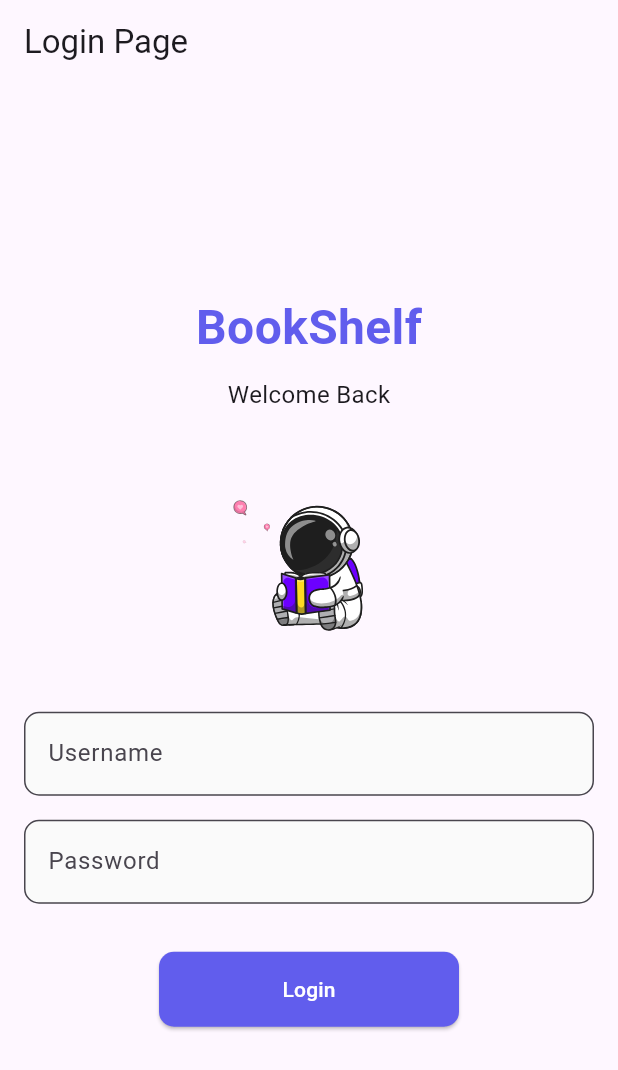
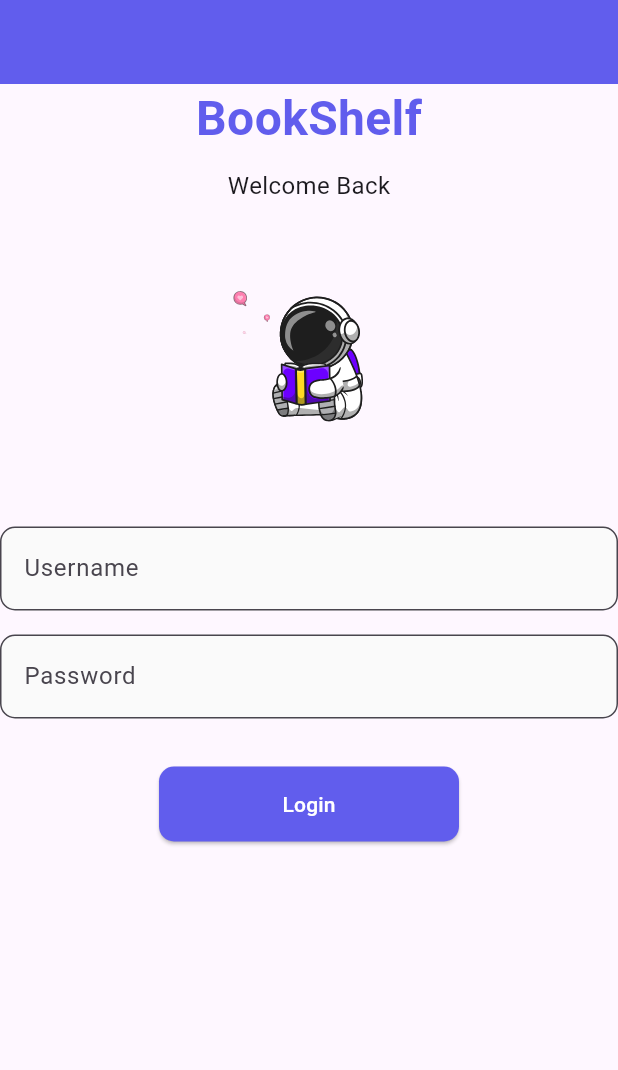
Before and after one commit to NoelSaludo/FlutterAnimationDemo, a Flutter app: the screen it shows after launch, on a phone screen of 412 x 824 dp. Shown: the top 1070 px of the screen. Run offline on Flutter 3.47's test engine with Material 3 defaults, Android fonts, the phone set to English and light mode, and no system bars; our stand-ins replace lottie.

Commit message:
feat: Refactor LoginPage and add modular components for improved structure

```diff
--- a/lib/App.dart
+++ b/lib/App.dart
@@ -11,7 +11,7 @@ class App extends StatelessWidget {
       theme: ThemeData(
         colorScheme: ColorScheme.fromSeed(seedColor: Colors.deepPurple),
       ),
-      home: const LoginPage(),
+      home:LoginPage(),
     );
   }
 }
--- a/lib/Pages/LoginPage.dart
+++ b/lib/Pages/LoginPage.dart
@@ -1,34 +1,31 @@
 import 'package:flutter/material.dart';
-import 'package:flutteranimationdemo/utils/PageNavigator.dart';
-import 'package:lottie/lottie.dart';
+import 'package:flutteranimationdemo/Widget/LoginTitle.dart';
+import 'package:flutteranimationdemo/Widget/LoginWelcomeText.dart';
+import 'package:flutteranimationdemo/Widget/LoginLottieAnimation.dart';
+import 'package:flutteranimationdemo/Widget/LoginUsernameField.dart';
+import 'package:flutteranimationdemo/Widget/LoginPasswordField.dart';
+import 'package:flutteranimationdemo/Widget/LoginButton.dart';
 
-class LoginPage extends StatefulWidget {
-  const LoginPage({super.key});
+class LoginPage extends StatelessWidget {
+  final TextEditingController usernameController = TextEditingController();
+  final TextEditingController passwordController = TextEditingController();
 
-  @override
-  State<LoginPage> createState() => _LoginPageState();
-}
-
-class _LoginPageState extends State<LoginPage> {
-  TextEditingController usernameController = TextEditingController();
-  TextEditingController passwordController = TextEditingController();
-
-  final double size = 200.0;
+  void handleLogin(BuildContext context) {
+    // Handle your login logic here
+    // For example, you might want to call an authentication service
+    // and then navigate to another page on success
+    ScaffoldMessenger.of(context).showSnackBar(SnackBar(content: Text("Login Successful")));
+  }
 
   @override
   Widget build(BuildContext context) {
     return Scaffold(
-      appBar: AppBar(title: Text("Login Page")),
-      body: _buildBody(context),
+      appBar: AppBar(
+        backgroundColor: const Color.fromRGBO(97, 93, 237, 1.0),
+      ),
+      resizeToAvoidBottomInset: false,
+      body: SingleChildScrollView(child: _buildContent(context)),
     );
-  }
-
-  Widget _buildBody(BuildContext context) {
-    return Center(child: _Padding16(_buildContent(context)));
-  }
-
-  Widget _Padding16(Widget child) {
-    return Padding(padding: EdgeInsetsGeometry.all(16.0), child: child);
   }
 
   Widget _buildContent(BuildContext context) {
@@ -36,87 +33,17 @@ class _LoginPageState extends State<LoginPage> {
       mainAxisAlignment: MainAxisAlignment.center,
       crossAxisAlignment: CrossAxisAlignment.center,
       children: [
-        Text(
-          'BookShelf',
-          style: TextStyle(
-            fontSize: 32.0,
-            fontWeight: FontWeight.bold,
-            color: Color.fromRGBO(97, 93, 237, 1.0),
-          ),
-        ),
-        SizedBox(height: 10.0),
-        Text(
-          'Welcome Back',
-          style: TextStyle(
-            fontSize: 16.0,
-          )
-        ),
-        Container(
-          padding: const EdgeInsets.only(right: 25.0), // Adds 20 logical pixels of padding to the left
-          child: Lottie.asset("assets/login.json", width: size, height: size),
-        ),
-        TextField(
-          decoration: InputDecoration(
-            filled: true,
-            fillColor: Colors.grey[50],//textfield background color
-            labelText: 'Username',
-            border: OutlineInputBorder(
-              borderRadius: BorderRadius.circular(10.0), // Customize border radius
-              borderSide: BorderSide(
-                color: Colors.blue, // Customize border color
-                width: 2.0, // Customize border width
-              ),
-            ),
-          ),
-          controller: usernameController,
-        ),
-        SizedBox(height: 16.0),
-        TextField(
-          decoration: InputDecoration(
-            labelText: 'Password',
-            filled: true,
-            fillColor: Colors.grey[50], //textfield background color
-            border: OutlineInputBorder(
-              borderRadius: BorderRadius.circular(10.0), // Customize border radius
-              borderSide: BorderSide(
-                color: Colors.blue, // Customize border color
-                width: 2.0, // Customize border width
-              ),
-            ),
-),
-          obscureText: true,
-          controller: passwordController,
-        ),
-        SizedBox(height: 32.0),
-        ElevatedButton(
-          onPressed: () => {handleLogin(context)},
-          style: ElevatedButton.styleFrom(
-            backgroundColor: Color.fromRGBO(97, 93, 237, 1.0),
-            foregroundColor: Colors.white,
-            minimumSize: const Size(200, 50),
-            // Additional styling like shape, elevation, etc. can also be added here
-            shape: RoundedRectangleBorder(
-              borderRadius: BorderRadius.circular(10),
-    ),
-  ),
-          child: const Text("Login"),
-        ),
+        const LoginTitle(),
+        const SizedBox(height: 10.0),
+        const LoginWelcomeText(),
+        const LoginLottieAnimation(),
+        const SizedBox(height: 16.0),
+        LoginUsernameField(controller: usernameController),
+        const SizedBox(height: 16.0),
+        LoginPasswordField(controller: passwordController),
+        const SizedBox(height: 32.0),
+        LoginButton(onPressed: () => handleLogin(context)),
       ],
     );
   }
-
-  void handleLogin(BuildContext context) {
-    if (usernameController.text == "testuser" &&
-        passwordController.text == "password123") {
-      ScaffoldMessenger.of(
-        context,
-      ).showSnackBar(SnackBar(content: Text("Login Successful")));
-
-      PageNavigator().goToHome(context);
-    } else {
-      ScaffoldMessenger.of(
-        context,
-      ).showSnackBar(SnackBar(content: Text("Invalid Credentials")));
-    }
-  }
 }
--- /dev/null
+++ b/lib/Widget/LoginButton.dart
@@ -0,0 +1,22 @@
+import 'package:flutter/material.dart';
+
+class LoginButton extends StatelessWidget {
+  final VoidCallback onPressed;
+  const LoginButton({super.key, required this.onPressed});
+
+  @override
+  Widget build(BuildContext context) {
+    return ElevatedButton(
+      onPressed: onPressed,
+      style: ElevatedButton.styleFrom(
+        backgroundColor: Color.fromRGBO(97, 93, 237, 1.0),
+        foregroundColor: Colors.white,
+        minimumSize: const Size(200, 50),
+        shape: RoundedRectangleBorder(
+          borderRadius: BorderRadius.circular(10),
+        ),
+      ),
+      child: const Text("Login"),
+    );
+  }
+}
--- /dev/null
+++ b/lib/Widget/LoginLottieAnimation.dart
@@ -0,0 +1,18 @@
+import 'package:flutter/material.dart';
+import 'package:lottie/lottie.dart';
+
+class LoginLottieAnimation extends StatelessWidget {
+  const LoginLottieAnimation({super.key});
+
+  @override
+  Widget build(BuildContext context) {
+    return Container(
+      padding: const EdgeInsets.only(right: 25.0),
+      child: Lottie.asset(
+        "assets/login.json",
+        width: 200.0,
+        height: 200.0,
+      ),
+    );
+  }
+}
--- /dev/null
+++ b/lib/Widget/LoginPasswordField.dart
@@ -0,0 +1,26 @@
+import 'package:flutter/material.dart';
+
+class LoginPasswordField extends StatelessWidget {
+  final TextEditingController controller;
+  const LoginPasswordField({super.key, required this.controller});
+
+  @override
+  Widget build(BuildContext context) {
+    return TextField(
+      decoration: InputDecoration(
+        labelText: 'Password',
+        filled: true,
+        fillColor: Colors.grey[50],
+        border: OutlineInputBorder(
+          borderRadius: BorderRadius.circular(10.0),
+          borderSide: BorderSide(
+            color: Colors.blue,
+            width: 2.0,
+          ),
+        ),
+      ),
+      obscureText: true,
+      controller: controller,
+    );
+  }
+}
--- /dev/null
+++ b/lib/Widget/LoginTitle.dart
@@ -0,0 +1,17 @@
+import 'package:flutter/material.dart';
+
+class LoginTitle extends StatelessWidget {
+  const LoginTitle({super.key});
+
+  @override
+  Widget build(BuildContext context) {
+    return Text(
+      'BookShelf',
+      style: TextStyle(
+        fontSize: 32.0,
+        fontWeight: FontWeight.bold,
+        color: Color.fromRGBO(97, 93, 237, 1.0),
+      ),
+    );
+  }
+}
--- /dev/null
+++ b/lib/Widget/LoginUsernameField.dart
@@ -0,0 +1,25 @@
+import 'package:flutter/material.dart';
+
+class LoginUsernameField extends StatelessWidget {
+  final TextEditingController controller;
+  const LoginUsernameField({super.key, required this.controller});
+
+  @override
+  Widget build(BuildContext context) {
+    return TextField(
+      decoration: InputDecoration(
+        filled: true,
+        fillColor: Colors.grey[50],
+        labelText: 'Username',
+        border: OutlineInputBorder(
+          borderRadius: BorderRadius.circular(10.0),
+          borderSide: BorderSide(
+            color: Colors.blue,
+            width: 2.0,
+          ),
+        ),
+      ),
+      controller: controller,
+    );
+  }
+}
--- /dev/null
+++ b/lib/Widget/LoginWelcomeText.dart
@@ -0,0 +1,15 @@
+import 'package:flutter/material.dart';
+
+class LoginWelcomeText extends StatelessWidget {
+  const LoginWelcomeText({super.key});
+
+  @override
+  Widget build(BuildContext context) {
+    return Text(
+      'Welcome Back',
+      style: TextStyle(
+        fontSize: 16.0,
+      ),
+    );
+  }
+}
```
Also changed, not shown: pubspec.lock.
